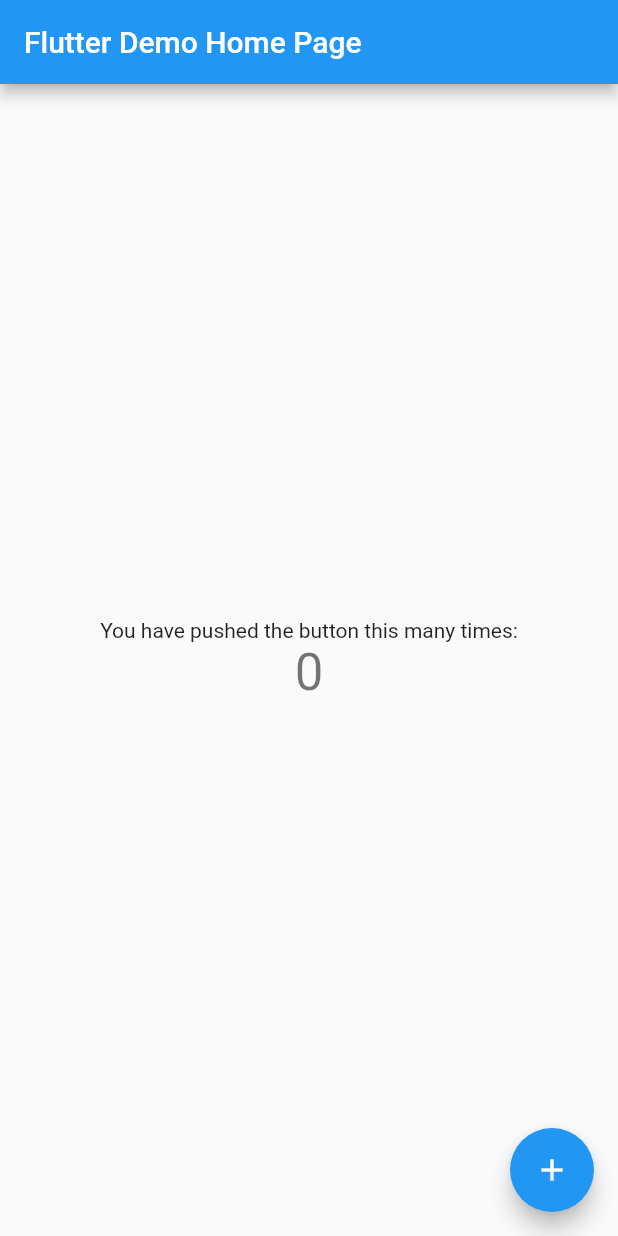
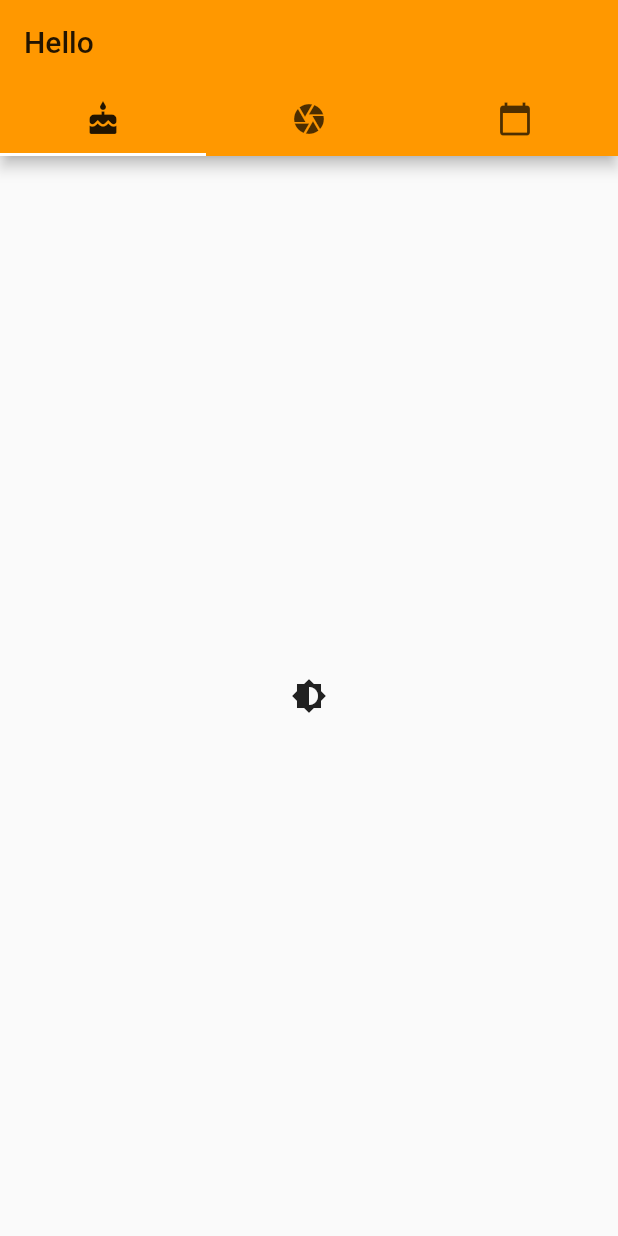
Before and after one commit to POKINBKK/lab01, a Flutter app: the screen it shows after launch, on a phone screen of 412 x 824 dp. Run offline on Flutter 3.47's test engine with Material 2 defaults, Android fonts, the phone set to English and light mode, and no system bars.

Commit message:
Tab learn

```diff
--- a/lib/main.dart
+++ b/lib/main.dart
@@ -8,104 +8,46 @@ class MyApp extends StatelessWidget {
   Widget build(BuildContext context) {
     return MaterialApp(
       title: 'Flutter Demo',
+      debugShowCheckedModeBanner: false,
       theme: ThemeData(
-        // This is the theme of your application.
-        //
-        // Try running your application with "flutter run". You'll see the
-        // application has a blue toolbar. Then, without quitting the app, try
-        // changing the primarySwatch below to Colors.green and then invoke
-        // "hot reload" (press "r" in the console where you ran "flutter run",
-        // or simply save your changes to "hot reload" in a Flutter IDE).
-        // Notice that the counter didn't reset back to zero; the application
-        // is not restarted.
-        primarySwatch: Colors.blue,
+        primarySwatch: Colors.orange,
       ),
-      home: MyHomePage(title: 'Flutter Demo Home Page'),
+      home: MyHomePage(),
     );
   }
 }
 
-class MyHomePage extends StatefulWidget {
-  MyHomePage({Key key, this.title}) : super(key: key);
-
-  // This widget is the home page of your application. It is stateful, meaning
-  // that it has a State object (defined below) that contains fields that affect
-  // how it looks.
-
-  // This class is the configuration for the state. It holds the values (in this
-  // case the title) provided by the parent (in this case the App widget) and
-  // used by the build method of the State. Fields in a Widget subclass are
-  // always marked "final".
-
-  final String title;
-
-  @override
-  _MyHomePageState createState() => _MyHomePageState();
-}
-
-class _MyHomePageState extends State<MyHomePage> {
-  int _counter = 0;
-
-  void _incrementCounter() {
-    setState(() {
-      // This call to setState tells the Flutter framework that something has
-      // changed in this State, which causes it to rerun the build method below
-      // so that the display can reflect the updated values. If we changed
-      // _counter without calling setState(), then the build method would not be
-      // called again, and so nothing would appear to happen.
-      _counter++;
-    });
-  }
-
+class MyHomePage extends StatelessWidget {
   @override
   Widget build(BuildContext context) {
-    // This method is rerun every time setState is called, for instance as done
-    // by the _incrementCounter method above.
-    //
-    // The Flutter framework has been optimized to make rerunning build methods
-    // fast, so that you can just rebuild anything that needs updating rather
-    // than having to individually change instances of widgets.
-    return Scaffold(
+    // TODO: implement build
+    return DefaultTabController(
+      length: 3,
+      child: Scaffold(
         appBar: AppBar(
-        // Here we take the value from the MyHomePage object that was created by
-        // the App.build method, and use it to set our appbar title.
-        title: Text(widget.title),
+          title: Text("Hello"),
+          bottom: TabBar(tabs: <Widget>[
+            Tab(
+              icon: Icon(Icons.cake),
             ),
-      body: Center(
-        // Center is a layout widget. It takes a single child and positions it
-        // in the middle of the parent.
-        child: Column(
-          // Column is also layout widget. It takes a list of children and
-          // arranges them vertically. By default, it sizes itself to fit its
-          // children horizontally, and tries to be as tall as its parent.
-          //
-          // Invoke "debug painting" (press "p" in the console, choose the
-          // "Toggle Debug Paint" action from the Flutter Inspector in Android
-          // Studio, or the "Toggle Debug Paint" command in Visual Studio Code)
-          // to see the wireframe for each widget.
-          //
-          // Column has various properties to control how it sizes itself and
-          // how it positions its children. Here we use mainAxisAlignment to
-          // center the children vertically; the main axis here is the vertical
-          // axis because Columns are vertical (the cross axis would be
-          // horizontal).
-          mainAxisAlignment: MainAxisAlignment.center,
+            Tab(
+              icon: Icon(Icons.camera),
+            ),
+            Tab(
+              icon: Icon(Icons.calendar_today),
+            ),
+          ],),
+        ),
+      body: TabBarView(
         children: <Widget>[
-            Text(
-              'You have pushed the button this many times:',
-            ),
-            Text(
-              '$_counter',
-              style: Theme.of(context).textTheme.display1,
-            ),
+          Icon(Icons.brightness_medium),
+          Icon(Icons.battery_alert),
+          Icon(Icons.atm),
         ],
       ),
       ),
-      floatingActionButton: FloatingActionButton(
-        onPressed: _incrementCounter,
-        tooltip: 'Increment',
-        child: Icon(Icons.add),
-      ), // This trailing comma makes auto-formatting nicer for build methods.
       );
   }
+
+
 }
```
Lines whose indentation alone changed are shown as unchanged.
